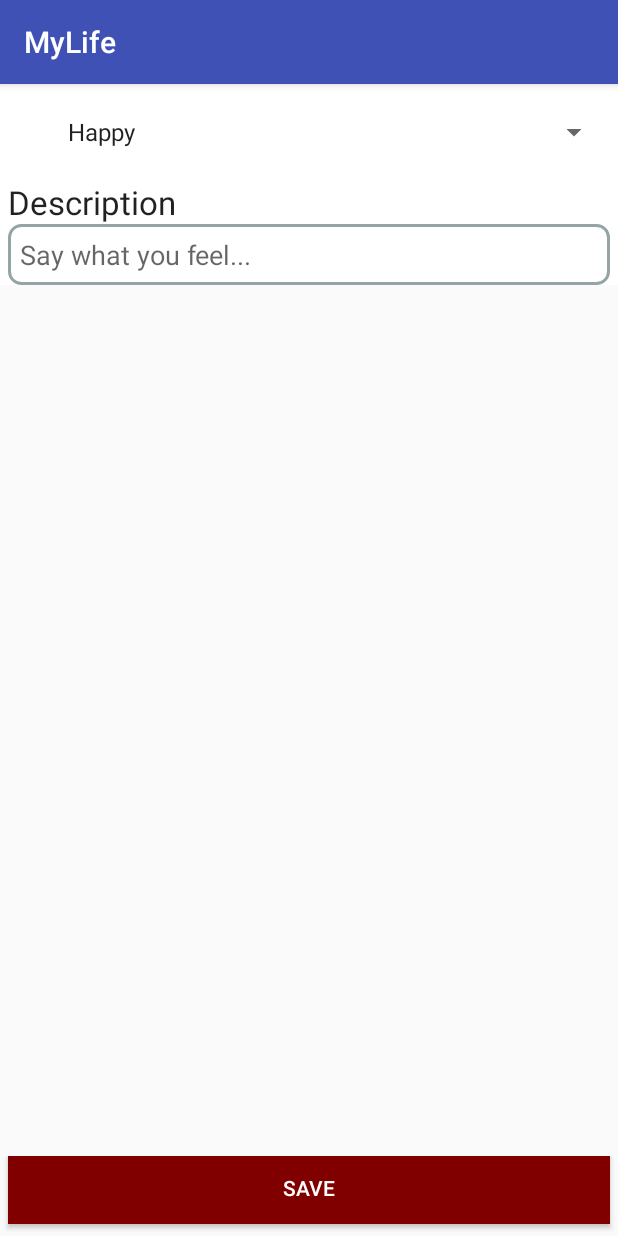
After one commit to Abelbimaw/MyLife, an Android app: the fragment AddViewer shown on its own in the app's theme, on a phone screen of 412 x 824 dp. The commit adds this screen. Run offline under Robolectric (Android 15) with nearby library versions, the phone set to English and light mode, and no system bars.

Commit message:
Commit Pertama by Abel

```diff
--- /dev/null
+++ b/app/src/main/java/id/sch/smktelkom_mlg/project/xirpl301101928/mylife/AddViewer.java
@@ -0,0 +1,68 @@
+package id.sch.smktelkom_mlg.project.xirpl301101928.mylife;
+
+import android.os.Bundle;
+import android.view.LayoutInflater;
+import android.view.View;
+import android.view.ViewGroup;
+import android.widget.ArrayAdapter;
+import android.widget.Button;
+import android.widget.EditText;
+import android.widget.Spinner;
+import android.widget.Toast;
+
+/**
+ * Created by Abel Bima Wiratama on 23/11/2016.
+ */
+
+public class AddViewer extends android.support.v4.app.Fragment {
+    ArrayAdapter<String> arrayadapt;
+    String[] str = {"Happy", "Sad", "Excited", "Lonely", "Crazy", "Shocked", "Cool"};
+    EditText edt;
+    Spinner spin;
+    DataAdapter dateadapt;
+    Communicator comm;
+
+    public AddViewer() {
+        // TODO Auto-generated constructor stub
+    }
+
+    @Override
+    public View onCreateView(LayoutInflater inflater, ViewGroup container,
+                             Bundle savedInstanceState) {
+        View rootview = inflater.inflate(R.layout.add_fragment, container, false);
+        arrayadapt = new ArrayAdapter<>(getActivity(), android.R.layout.simple_expandable_list_item_1, str);
+        spin = (Spinner) rootview.findViewById(R.id.spinner);
+        edt = (EditText) rootview.findViewById(R.id.editdescription);
+        Button btn = (Button) rootview.findViewById(R.id.buttonsave);
+        btn.setOnClickListener(new View.OnClickListener() {
+
+            @Override
+            public void onClick(View v) {
+                // TODO Auto-generated method stub
+                String description = edt.getText().toString();
+                String mood = spin.getSelectedItem().toString();
+                if (description.trim().matches("")) {
+                    Toast.makeText(getActivity(), "Write Something", Toast.LENGTH_LONG).show();
+                    edt.setText("");
+                } else {
+                    dateadapt = new DataAdapter(getActivity());
+                    long i = dateadapt.insert(description, mood);
+                    if (i >= 0) {
+                        Toast.makeText(getActivity(), "Saved", Toast.LENGTH_LONG).show();
+                    }
+                    update();
+                }
+            }
+        });
+        spin.setAdapter(arrayadapt);
+        return rootview;
+    }
+
+    public void update() {
+        // TODO Auto-generated method stub
+        edt.setText("");
+        spin.setSelection(0);
+        comm = (Communicator) getActivity();
+        comm.respond();
+    }
+}
--- /dev/null
+++ b/app/src/main/java/id/sch/smktelkom_mlg/project/xirpl301101928/mylife/Communicator.java
@@ -0,0 +1,9 @@
+package id.sch.smktelkom_mlg.project.xirpl301101928.mylife;
+
+/**
+ * Created by Abel Bima Wiratama on 23/11/2016.
+ */
+
+public interface Communicator {
+    void respond();
+}
--- /dev/null
+++ b/app/src/main/res/drawable/edit_text_custom.xml
@@ -0,0 +1,16 @@
+<?xml version="1.0" encoding="utf-8"?>
+<shape xmlns:android="http://schemas.android.com/apk/res/android">
+
+    <corners android:radius="8dp" />
+
+    <stroke
+        android:width="2dp"
+        android:color="#95a5a6" />
+
+    <padding
+        android:bottom="8dp"
+        android:left="8dp"
+        android:right="8dp"
+        android:top="8dp" />
+
+</shape>
--- /dev/null
+++ b/app/src/main/res/layout/add_fragment.xml
@@ -0,0 +1,70 @@
+<?xml version="1.0" encoding="utf-8"?>
+<LinearLayout xmlns:android="http://schemas.android.com/apk/res/android"
+    android:layout_width="match_parent"
+    android:layout_height="match_parent"
+    android:baselineAligned="false"
+    android:orientation="vertical">
+
+    <ScrollView
+        android:id="@+id/scrollView1"
+        android:layout_width="match_parent"
+        android:layout_height="fill_parent"
+        android:layout_alignParentRight="true"
+        android:layout_weight="1">
+
+        <LinearLayout
+            android:layout_width="match_parent"
+            android:layout_height="35dp"
+            android:background="#fff"
+            android:orientation="vertical">
+
+            <Spinner
+                android:id="@+id/spinner"
+                android:layout_width="match_parent"
+                android:layout_height="wrap_content"
+                android:layout_marginLeft="5dip"
+                android:layout_marginRight="5dip" />
+
+            <TextView
+                android:id="@+id/textdescription"
+                android:layout_width="wrap_content"
+                android:layout_height="wrap_content"
+                android:layout_marginLeft="5dip"
+                android:text="Description"
+                android:textAppearance="?android:attr/textAppearanceLarge" />
+
+            <EditText
+                android:id="@+id/editdescription"
+                android:layout_width="match_parent"
+                android:layout_height="match_parent"
+                android:layout_marginLeft="5dip"
+                android:layout_marginRight="5dip"
+                android:background="@drawable/edit_text_custom"
+                android:hint="Say what you feel..."
+                android:inputType="textMultiLine|textImeMultiLine" />
+
+        </LinearLayout>
+
+    </ScrollView>
+
+    <LinearLayout
+        android:layout_width="match_parent"
+        android:layout_height="wrap_content"
+        android:layout_marginTop="5dip"
+        android:layout_weight="0"
+        android:orientation="horizontal">
+
+        <Button
+            android:id="@+id/buttonsave"
+            android:layout_width="match_parent"
+            android:layout_height="wrap_content"
+            android:layout_gravity="center"
+            android:layout_marginBottom="5dip"
+            android:layout_marginLeft="5dip"
+            android:layout_marginRight="5dip"
+            android:background="#800000"
+            android:text="Save"
+            android:textColor="#fff" />
+
+    </LinearLayout>
+</LinearLayout>
```
Also changed, not shown: app/src/main/AndroidManifest.xml (+9 -1 lines), app/src/main/java/id/sch/smktelkom_mlg/project/xirpl301101928/mylife/DataAdapter.java (added, +77 -0 lines), app/src/main/res/layout/activity_main.xml (+3 -16 lines), app/src/main/res/layout/data_fragment.xml (added, +15 -0 lines).
